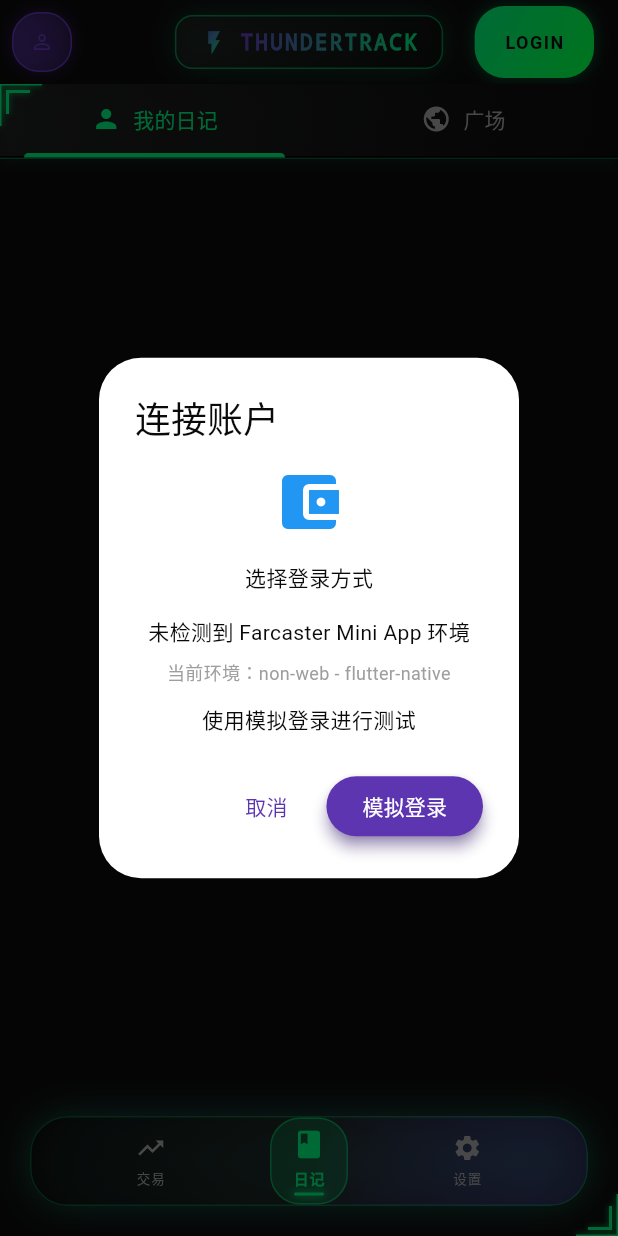
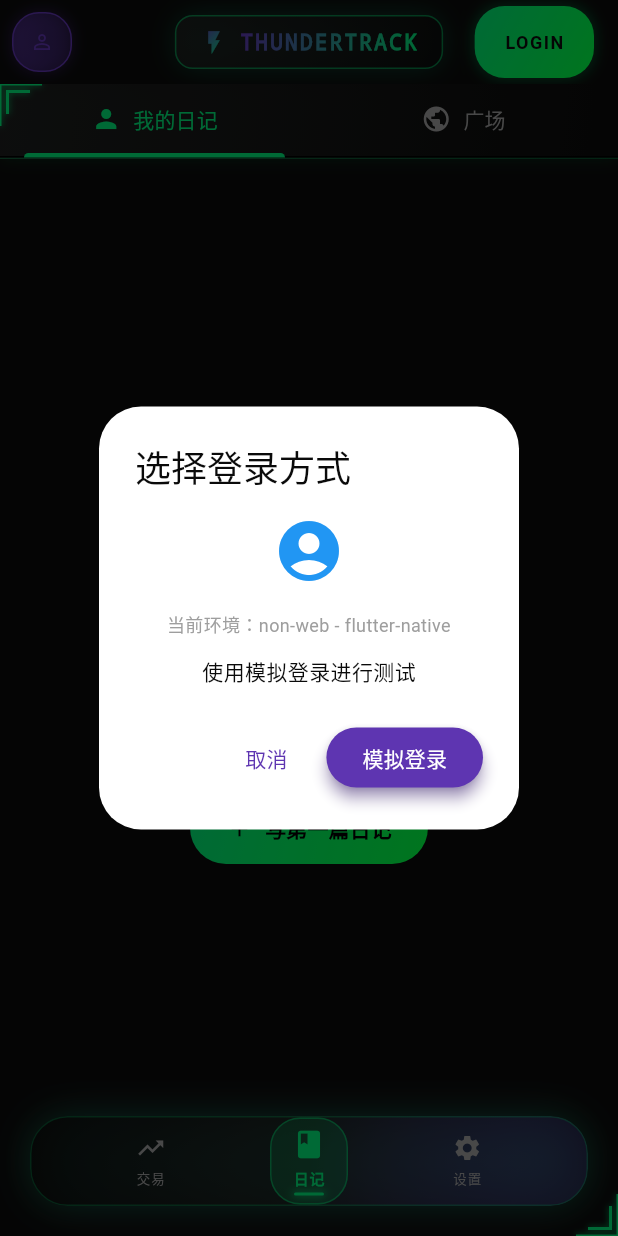
Before and after one commit to StormGpz/ThunderTrack-Mini-App, a Flutter app: the screen it shows after launch, item 2 of the bottom bar chosen, after a tap on "LOGIN", on a phone screen of 412 x 824 dp. Run offline on Flutter 3.47's test engine with Material 3 defaults, Android fonts, the light colour scheme and no system bars; our stand-ins replace dio, shared_preferences; missing offline and left inert: dart:html, dart:js, dart:js_util; accounts and stored records are empty; generated files the repository leaves out were written again; network calls fail.

Commit message:
再试试

```diff
--- a/lib/main.dart
+++ b/lib/main.dart
@@ -201,14 +201,8 @@
 
   /// 触发Farcaster连接
   void _connectFarcaster(UserProvider userProvider) {
-    // 检查是否在 Mini App 环境中
-    if (userProvider.isMiniAppEnvironment && userProvider.isMiniAppSdkAvailable) {
-      // 在 Mini App 环境中，直接尝试获取用户信息
-      _performFarcasterLogin(userProvider);
-    } else {
-      // 不在 Mini App 环境中，显示模拟登录对话框
-      _showSimulationDialog(userProvider);
-    }
+    // 总是显示登录选项对话框，包括钱包连接
+    _showLoginOptionsDialog(userProvider);
   }
 
   /// 执行真实的 Farcaster 登录
@@ -235,19 +229,56 @@
     }
   }
 
-  /// 显示模拟登录对话框
-  void _showSimulationDialog(UserProvider userProvider) {
+  /// 显示登录选项对话框
+  void _showLoginOptionsDialog(UserProvider userProvider) {
     showDialog(
       context: context,
       builder: (dialogContext) => AlertDialog(
-        title: const Text('连接账户'),
+        title: const Text('选择登录方式'),
         content: Column(
           mainAxisSize: MainAxisSize.min,
           children: [
-            const Icon(Icons.account_balance_wallet, size: 48, color: Colors.blue),
+            const Icon(Icons.account_circle, size: 48, color: Colors.blue),
             const SizedBox(height: 16),
-            const Text('选择登录方式'),
-            const SizedBox(height: 16),
+
+            // Farcaster登录选项（优先显示）
+            if (userProvider.isMiniAppEnvironment && userProvider.isMiniAppSdkAvailable) ...[
+              Container(
+                width: double.infinity,
+                margin: const EdgeInsets.only(bottom: 12),
+                decoration: BoxDecoration(
+                  gradient: LinearGradient(
+                    colors: [Colors.purple[400]!, Colors.purple[600]!],
+                  ),
+                  borderRadius: BorderRadius.circular(8),
+                ),
+                child: ElevatedButton.icon(
+                  onPressed: () async {
+                    Navigator.of(dialogContext).pop();
+                    _performFarcasterLogin(userProvider);
+                  },
+                  style: ElevatedButton.styleFrom(
+                    backgroundColor: Colors.transparent,
+                    shadowColor: Colors.transparent,
+                    padding: const EdgeInsets.symmetric(vertical: 12),
+                  ),
+                  icon: const Icon(Icons.cast, color: Colors.white),
+                  label: const Text(
+                    'Farcaster 快速登录',
+                    style: TextStyle(color: Colors.white, fontWeight: FontWeight.bold),
+                  ),
+                ),
+              ),
+              const SizedBox(height: 8),
+              Text(
+                '使用Farcaster账户快速登录（无钱包功能）',
+                style: TextStyle(fontSize: 12, color: Colors.grey[600]),
+                textAlign: TextAlign.center,
+              ),
+              const SizedBox(height: 12),
+              const Divider(),
+              const SizedBox(height: 8),
+            ],
 
             // Web3钱包登录选项
             if (userProvider.isWeb3Available) ...[
@@ -268,7 +299,7 @@
                       ScaffoldMessenger.of(context).showSnackBar(
                         SnackBar(
                           content: Text(success
-                            ? 'Web3钱包登录成功！'
+                            ? 'Web3钱包登录成功！可以使用Hyperliquid功能'
                             : '钱包登录失败：${userProvider.error ?? "用户取消"}'),
                           backgroundColor: success ? Colors.green : Colors.red,
                         ),
@@ -289,17 +320,19 @@
               ),
               const SizedBox(height: 8),
               Text(
-                '连接MetaMask等钱包，自动关联Farcaster账户',
+                '连接MetaMask等钱包，支持Hyperliquid交易功能',
                 style: TextStyle(fontSize: 12, color: Colors.grey[600]),
                 textAlign: TextAlign.center,
               ),
+              if (userProvider.isMiniAppEnvironment) ...[
                 const SizedBox(height: 12),
                 const Divider(),
                 const SizedBox(height: 8),
               ],
+            ],
 
-            const Text('未检测到 Farcaster Mini App 环境'),
-            const SizedBox(height: 8),
+            // 模拟登录选项（仅在非Farcaster环境显示）
+            if (!userProvider.isMiniAppEnvironment) ...[
               Text(
                 '当前环境：${userProvider.environmentInfo['platform']} - ${userProvider.environmentInfo['userAgent']?.toString().split(' ').first ?? 'Unknown'}',
                 style: const TextStyle(fontSize: 12, color: Colors.grey),
@@ -311,17 +344,19 @@
                 style: TextStyle(fontSize: 14, fontWeight: FontWeight.w500),
               ),
             ],
+          ],
         ),
         actions: [
           TextButton(
             onPressed: () => Navigator.of(dialogContext).pop(),
             child: const Text('取消'),
           ),
+          // 模拟登录按钮（仅在非Farcaster环境显示）
+          if (!userProvider.isMiniAppEnvironment)
             ElevatedButton(
               onPressed: () async {
                 Navigator.of(dialogContext).pop();
                 try {
-                // 使用模拟登录
                   await userProvider.simulateLogin('demo_farcaster_user');
                   if (mounted) {
                     ScaffoldMessenger.of(context).showSnackBar(
```
Lines whose indentation alone changed are shown as unchanged.
